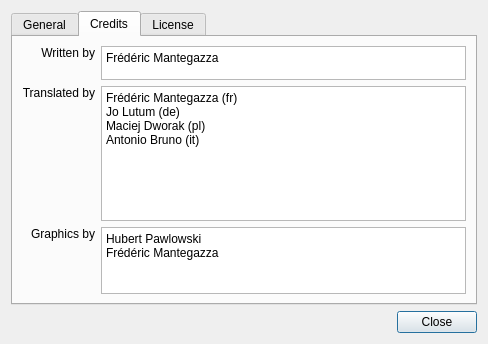
Qt form papywizard/view/helpAboutDialog.ui (bingostar89/Papywizard) before a commit.
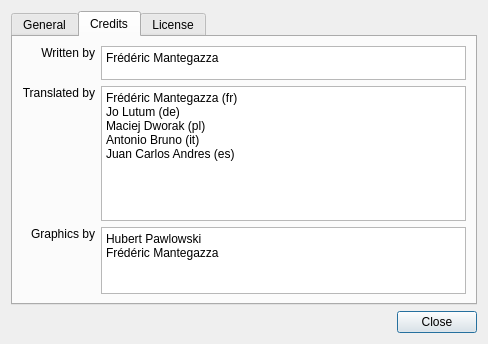
The same form after that commit. The open tabs and pages were chosen to show the change. Icons and pictures are not drawn.

Commit message: Added spanish translator

```diff
--- a/papywizard/view/helpAboutDialog.ui
+++ b/papywizard/view/helpAboutDialog.ui
@@ -207,7 +207,8 @@
             <string>Frédéric Mantegazza (fr)
 Jo Lutum (de)
 Maciej Dworak (pl)
-Antonio Bruno (it)</string>
+Antonio Bruno (it)
+Juan Carlos Andres (es)</string>
            </property>
            <property name="textInteractionFlags" >
             <set>Qt::TextSelectableByKeyboard|Qt::TextSelectableByMouse</set>
```
